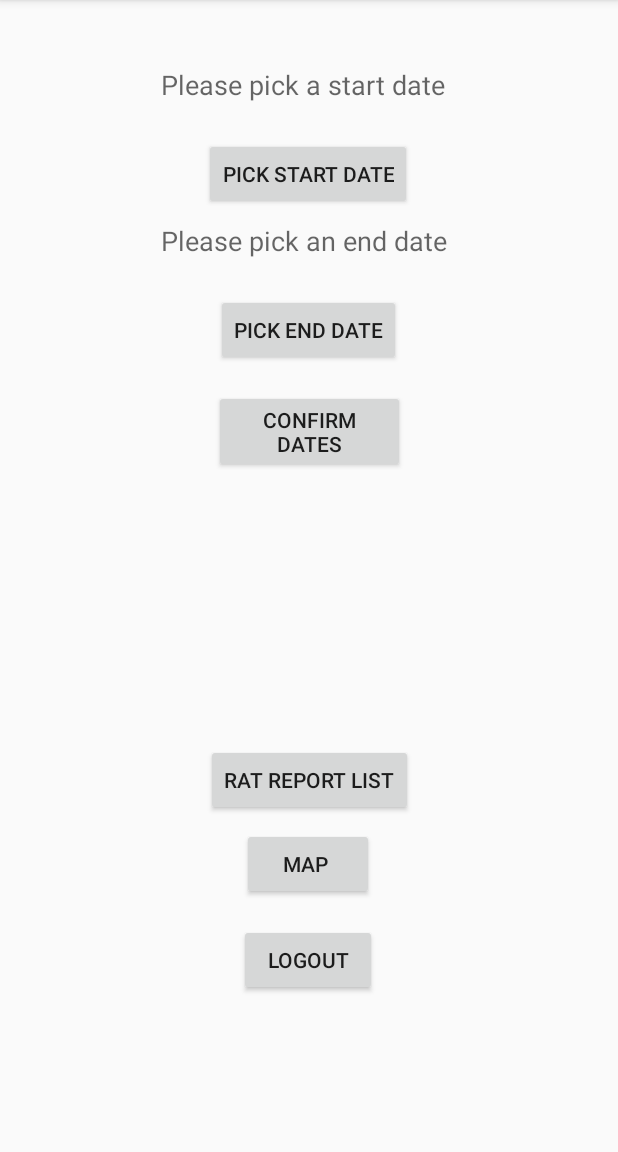
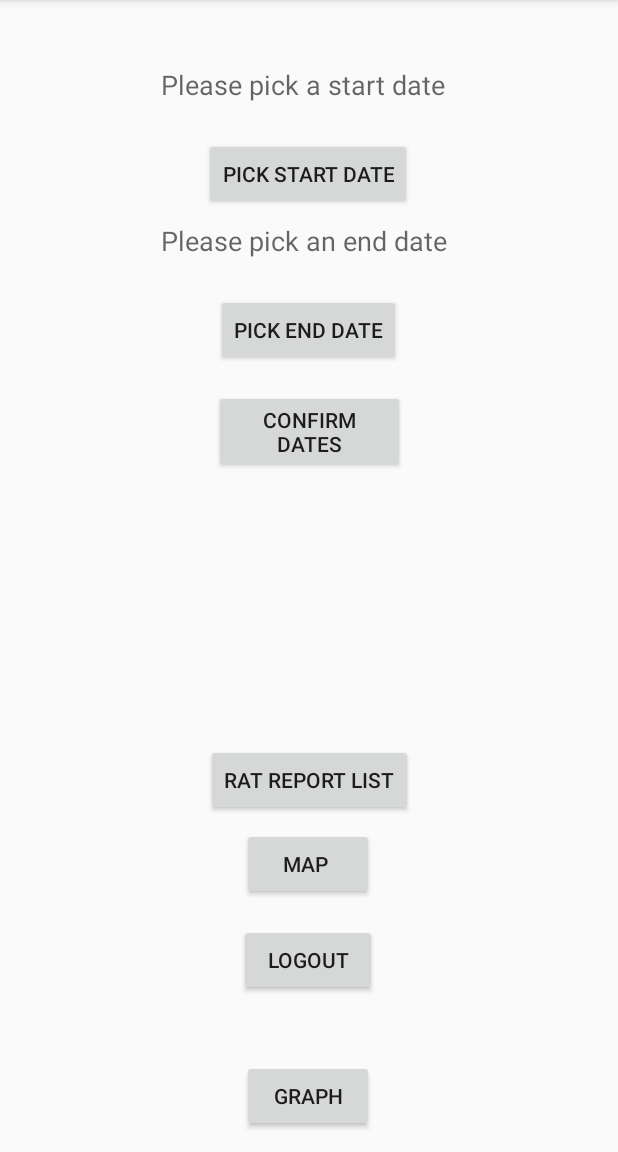
Before and after one commit to MrNickWan/RATStafarians, an Android app: the MainActivity screen opened directly, with no data from a screen before it, on a phone screen of 412 x 824 dp, the part 84-1236 px from its top. Run offline under Robolectric (Android 15) with nearby library versions, the phone set to English and light mode, and no system bars; our stand-ins replace Firebase (no records; nobody signed in at launch, a user with empty details on screens opened directly).

Commit message:
added graphs

```diff
--- a/app/build.gradle
+++ b/app/build.gradle
@@ -20,6 +20,7 @@ android {
 }
 
 dependencies {
+    compile 'com.github.PhilJay:MPAndroidChart:v3.0.2'
     compile 'com.google.android.gms:play-services-maps:11.4.2'
     compile fileTree(dir: 'libs', include: ['*.jar'])
     androidTestCompile('com.android.support.test.espresso:espresso-core:2.2.2', {
--- a/app/src/main/AndroidManifest.xml
+++ b/app/src/main/AndroidManifest.xml
@@ -27,9 +27,12 @@
         <activity android:name=".RegistrationActivity" />
         <activity android:name=".FirstScreenActivity" />
         <activity android:name=".AddRatReportActivity" />
+        <activity android:name=".GraphActivity"/>
         <activity android:name=".MainActivity"/>
         <activity android:name=".MapsActivity"
+
             android:label="@string/title_activity_maps"></activity>
+
         <!--
              The API key for Google Maps-based APIs is defined as a string resource.
              (See the file "res/values/google_maps_api.xml").
--- a/app/src/main/java/com/example/android/RATStafarians/MainActivity.java
+++ b/app/src/main/java/com/example/android/RATStafarians/MainActivity.java
@@ -41,6 +41,7 @@ public class MainActivity extends AppCompatActivity implements View.OnClickListe
     private DatePickerFragment datePicker;
     private Button listButton;
     private Button mapButton;
+    private Button graphButton;
     private SimpleDateFormat dateFormat;
     private ArrayList<RatReport> list;
     private Button confirmDates;
@@ -55,6 +56,7 @@ public class MainActivity extends AppCompatActivity implements View.OnClickListe
         startDate = findViewById(R.id.beg_date_view);
         endDate = findViewById(R.id.end_date_view);
         listButton = findViewById(R.id.list_button);
+        graphButton = findViewById(R.id.graph_button);
         mapButton = findViewById(R.id.map_button);
         confirmDates = findViewById(R.id.confirm_dates);
 
@@ -68,6 +70,7 @@ public class MainActivity extends AppCompatActivity implements View.OnClickListe
         endButton.setOnClickListener(this);
         mapButton.setOnClickListener(this);
         listButton.setOnClickListener(this);
+        graphButton.setOnClickListener(this);
         confirmDates.setOnClickListener(this);
         logout.setOnClickListener(this);
 
@@ -92,6 +95,10 @@ public class MainActivity extends AppCompatActivity implements View.OnClickListe
             Intent mapIntent = new Intent(MainActivity.this, MapsActivity.class);
             mapIntent.putExtra("listQuery", list); // puts the list queried into next activity
             startActivity(mapIntent);
+        } else if (id == graphButton.getId()) { // if user clicks the map button
+            Intent graphIntent = new Intent(MainActivity.this, GraphActivity.class);
+            graphIntent.putExtra("listQuery", list); // puts the list queried into next activity
+            startActivity(graphIntent);
         } else if (id == listButton.getId()) { // if user clicks list button
             Intent listIntent = new Intent(MainActivity.this, ListActivity.class);
             startActivity(listIntent);
--- a/app/src/main/res/layout/activity_main.xml
+++ b/app/src/main/res/layout/activity_main.xml
@@ -86,6 +86,20 @@
         app:layout_constraintStart_toStartOf="parent" />
 
     <Button
+        android:id="@+id/graph_button"
+        android:layout_width="wrap_content"
+        android:layout_height="wrap_content"
+        android:layout_marginBottom="13dp"
+        android:layout_marginEnd="8dp"
+        android:layout_marginStart="8dp"
+        android:text="Graph"
+        app:layout_constraintBottom_toBottomOf="parent"
+        app:layout_constraintEnd_toEndOf="parent"
+        app:layout_constraintHorizontal_bias="0.498"
+        app:layout_constraintStart_toStartOf="parent" />
+
+
+    <Button
         android:id="@+id/confirm_dates"
         android:layout_width="127dp"
         android:layout_height="wrap_content"
--- a/build.gradle
+++ b/build.gradle
@@ -16,6 +16,7 @@ buildscript {
 allprojects {
     repositories {
         jcenter()
+        maven { url "https://jitpack.io" }
         maven {
             url "https://maven.google.com"
         }
```
Also changed, not shown: app/src/main/java/com/example/android/RATStafarians/GraphActivity.java (added, +63 -0 lines), app/src/main/res/layout/activity_graph.xml (added, +14 -0 lines), 79 other files.
